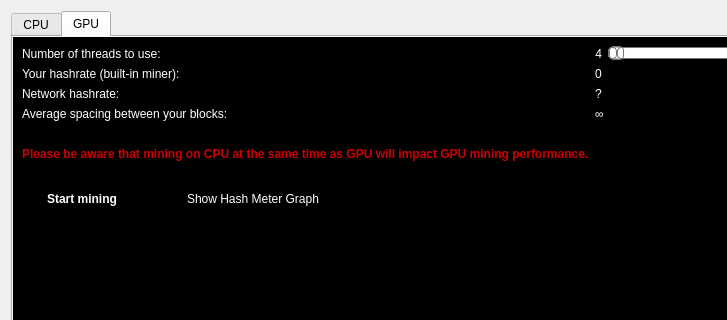
Before: the Qt Designer form src/qt/forms/miningpage.ui in duality-solutions/Dynamic, drawn with Qt 5; both pictures show x 0 to 727 and y 0 to 320 of the 880 by 474 pixel window.
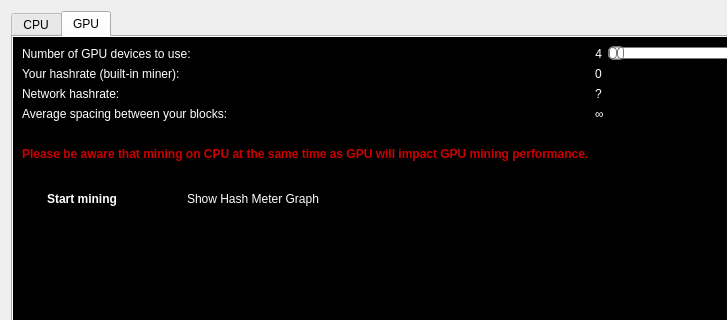
After: the same form once the commit is applied. Custom widgets are drawn as their Qt base class.

Commit message: Changed GPU slider labels

```diff
--- a/src/qt/forms/miningpage.ui
+++ b/src/qt/forms/miningpage.ui
@@ -660,7 +660,7 @@
 color: rgb(255, 255, 255);</string>
                </property>
                <property name="text">
-                <string>Number of threads to use:</string>
+                <string>Number of GPU devices to use:</string>
                </property>
               </widget>
              </item>
```
The commit also changes 1 other file.
